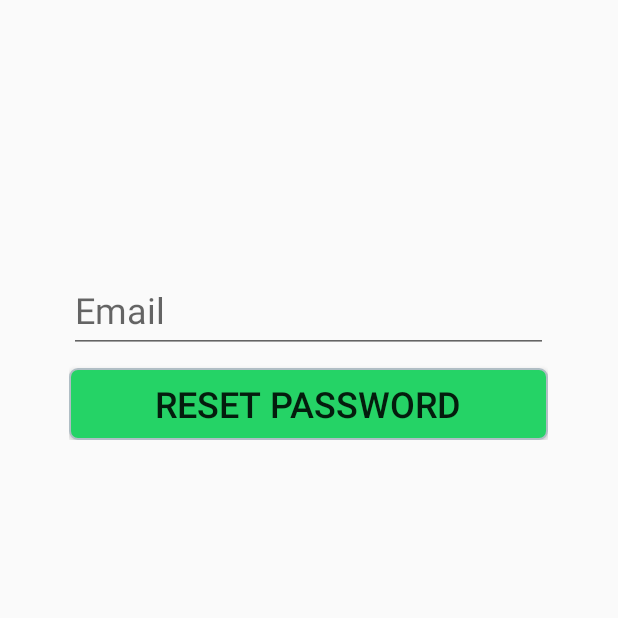
After one commit to Kineruth/MemoryApp, an Android app: the ResetPasswordActivity screen opened directly, with no data from a screen before it, on a phone screen of 412 x 824 dp, the top half of it. The commit adds this screen. Run offline under Robolectric (Android 15) with nearby library versions, the phone set to English and light mode, and no system bars; our stand-ins replace Firebase (no records; nobody signed in at launch, a user with empty details on screens opened directly); libraries missing offline, so code that uses them is left out: com.mobsandgeeks.saripaar; 2 statements that could not run were skipped.

Commit message:
add the option to reset the password

```diff
--- a/app/src/main/AndroidManifest.xml
+++ b/app/src/main/AndroidManifest.xml
@@ -18,7 +18,9 @@
         </activity>
         <activity android:name=".LoginActivity" />
         <activity android:name=".RegisterActivity" />
-        <activity android:name=".MainActivity"></activity>
+        <activity android:name=".MainActivity" />
+        <activity android:name=".RestartPasswordActivity" />
+        <activity android:name=".ResetPasswordActivity"></activity>
     </application>
 
 </manifest>
--- /dev/null
+++ b/app/src/main/java/memory/Memoryapp/ResetPasswordActivity.java
@@ -0,0 +1,99 @@
+package memory.Memoryapp;
+
+import android.app.ProgressDialog;
+import android.content.Intent;
+import android.support.annotation.NonNull;
+import android.support.v7.app.AppCompatActivity;
+import android.os.Bundle;
+import android.view.View;
+import android.widget.EditText;
+import android.widget.Toast;
+
+import com.google.android.gms.tasks.OnCompleteListener;
+import com.google.android.gms.tasks.Task;
+import com.google.firebase.auth.FirebaseAuth;
+import com.mobsandgeeks.saripaar.ValidationError;
+import com.mobsandgeeks.saripaar.Validator;
+import com.mobsandgeeks.saripaar.annotation.Email;
+import com.mobsandgeeks.saripaar.annotation.NotEmpty;
+
+import java.util.List;
+
+public class ResetPasswordActivity extends AppCompatActivity implements Validator.ValidationListener, View.OnClickListener {
+
+    @NotEmpty()
+    @Email()
+    private EditText email;
+    private Validator validator;
+    private static boolean valIsDone;
+    private FirebaseAuth mAuth;
+    private ProgressDialog loadingBar;
+
+    @Override
+    protected void onCreate(Bundle savedInstanceState) {
+        super.onCreate(savedInstanceState);
+        setContentView(R.layout.activity_reset_password);
+        email = findViewById(R.id.etResetEmail);
+        findViewById(R.id.btnReset).setOnClickListener(this);
+        validator = new Validator(this);
+        validator.setValidationListener(this);
+        mAuth = FirebaseAuth.getInstance();
+        loadingBar = new ProgressDialog(this);
+    }
+
+    @Override
+    public void onValidationSucceeded() {
+        valIsDone = true;
+    }
+
+    @Override
+    public void onValidationFailed(List<ValidationError> errors) {
+        valIsDone = false;
+        for(ValidationError error: errors){
+            View view = error.getView();
+            String message = error.getCollatedErrorMessage(this);
+            if(view instanceof EditText){
+                ((EditText)view).setError(message);
+            }
+            else{
+                Toast.makeText(this, message, Toast.LENGTH_LONG).show();
+            }
+        }
+    }
+
+    @Override
+    public void onClick(View v) {
+        validator.validate();
+        if (valIsDone) {
+            switch (v.getId()) {
+                case (R.id.btnReset):
+                    resetPassword();
+            }
+        }
+    }
+
+    private void resetPassword(){
+        final String mail = email.getText().toString();
+        loadingBar.setTitle("Reset Password");
+        loadingBar.setMessage("Please wait, while we are reset your password account for you...");
+        loadingBar.show();
+        mAuth.sendPasswordResetEmail(mail)
+                .addOnCompleteListener(new OnCompleteListener<Void>() {
+                    @Override
+                    public void onComplete(@NonNull Task<Void> task) {
+                        if(task.isSuccessful()){
+                            loadingBar.dismiss();
+                            BackToLogin();
+                        }
+                        else{
+                            Toast.makeText(ResetPasswordActivity.this, task.getException().getMessage(), Toast.LENGTH_LONG).show();
+                        }
+                    }
+                });
+    }
+    private void BackToLogin(){
+        Intent intent = new Intent(this, LoginActivity.class);
+        startActivity(intent);
+        finish();
+    }
+}
--- a/app/src/main/java/memory/Memoryapp/WelcomeActivity.java
+++ b/app/src/main/java/memory/Memoryapp/WelcomeActivity.java
@@ -30,10 +30,6 @@ public class WelcomeActivity extends AppCompatActivity implements View.OnClickLi
             startActivity(new Intent(WelcomeActivity.this, MainActivity.class));
             finish();
         }
-        else{
-            startActivity(new Intent(WelcomeActivity.this, LoginActivity.class));
-            finish();
-        }
     }
 
     @Override
@@ -44,7 +40,6 @@ public class WelcomeActivity extends AppCompatActivity implements View.OnClickLi
                 Intent intent = new Intent(this, LoginActivity.class);
                 startActivity(intent);
                 finish();
-                break;
         }
     }
 }
--- /dev/null
+++ b/app/src/main/res/layout/activity_reset_password.xml
@@ -0,0 +1,46 @@
+<?xml version="1.0" encoding="utf-8"?>
+<RelativeLayout xmlns:android="http://schemas.android.com/apk/res/android"
+    android:layout_width="match_parent"
+    android:layout_height="match_parent"
+    android:focusable="true"
+    android:focusableInTouchMode="true"
+    android:padding="@dimen/padding_sides">
+
+    <LinearLayout
+        android:id="@+id/ll1"
+        android:layout_width="319dp"
+        android:layout_height="wrap_content"
+        android:layout_alignParentTop="true"
+        android:layout_centerHorizontal="true"
+        android:layout_centerVertical="true"
+        android:layout_marginTop="135dp"
+        android:orientation="vertical">
+
+
+        <android.support.design.widget.TextInputLayout
+            android:layout_width="match_parent"
+            android:layout_height="wrap_content"
+            android:layout_alignTop="@+id/ll1"
+            android:theme="@style/text">
+
+            <EditText
+                android:id="@+id/etResetEmail"
+                android:layout_width="match_parent"
+                android:layout_height="wrap_content"
+                android:hint="@string/hint_et_email"
+                android:inputType="textEmailAddress"
+                android:textSize="@dimen/text_medium" />
+
+        </android.support.design.widget.TextInputLayout>
+
+        <Button
+            android:id="@+id/btnReset"
+            android:layout_width="match_parent"
+            android:layout_height="wrap_content"
+            android:layout_marginTop="10dp"
+            android:background="@drawable/my_button"
+            android:text="Reset Password"
+            android:textSize="@dimen/text_medium" />
+    </LinearLayout>
+
+</RelativeLayout>
```
Also changed, not shown: app/src/main/java/memory/Memoryapp/LoginActivity.java (+25 -13 lines), app/src/main/java/memory/Memoryapp/MainActivity.java (+33 -0 lines), app/src/main/java/memory/Memoryapp/RegisterActivity.java (+13 -6 lines), app/src/main/res/layout/activity_login.xml (+16 -0 lines), app/src/main/res/menu/options_menu.xml (added, +20 -0 lines).
